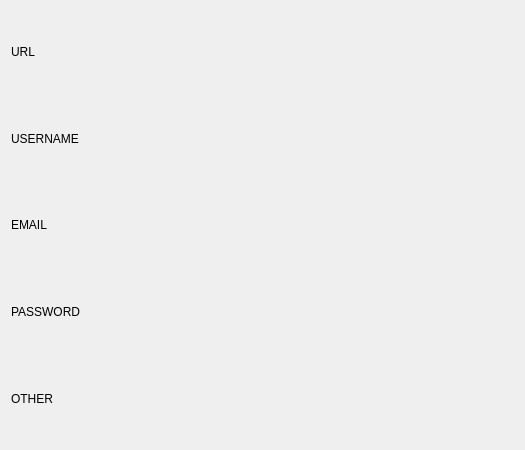
Above: ui_files/vault/expandDialog.ui from Sarim-K/password-manager before the change. Below: the same form after it.
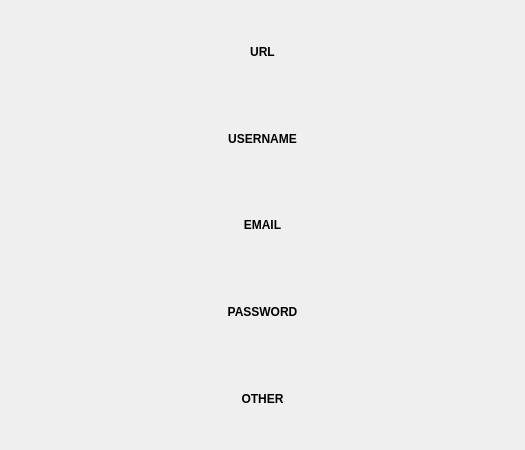
That is the form after the change.

Patch:
```diff
--- a/ui_files/vault/expandDialog.ui
+++ b/ui_files/vault/expandDialog.ui
@@ -16,37 +16,88 @@
   <layout class="QVBoxLayout" name="verticalLayout">
    <item>
     <widget class="QLabel" name="urlLabel">
+     <property name="font">
+      <font>
+       <weight>75</weight>
+       <bold>true</bold>
+      </font>
+     </property>
      <property name="text">
       <string>URL</string>
      </property>
+     <property name="alignment">
+      <set>Qt::AlignCenter</set>
+     </property>
     </widget>
    </item>
    <item>
     <widget class="QLabel" name="usernameLabel">
+     <property name="font">
+      <font>
+       <weight>75</weight>
+       <bold>true</bold>
+      </font>
+     </property>
      <property name="text">
       <string>USERNAME</string>
      </property>
+     <property name="alignment">
+      <set>Qt::AlignCenter</set>
+     </property>
     </widget>
    </item>
    <item>
     <widget class="QLabel" name="emailLabel">
+     <property name="font">
+      <font>
+       <weight>75</weight>
+       <bold>true</bold>
+      </font>
+     </property>
      <property name="text">
       <string>EMAIL</string>
      </property>
+     <property name="alignment">
+      <set>Qt::AlignCenter</set>
+     </property>
     </widget>
    </item>
    <item>
     <widget class="QLabel" name="passwordLabel">
+     <property name="font">
+      <font>
+       <weight>75</weight>
+       <bold>true</bold>
+      </font>
+     </property>
      <property name="text">
       <string>PASSWORD</string>
      </property>
+     <property name="alignment">
+      <set>Qt::AlignCenter</set>
+     </property>
     </widget>
    </item>
    <item>
     <widget class="QLabel" name="otherLabel">
+     <property name="font">
+      <font>
+       <weight>75</weight>
+       <bold>true</bold>
+      </font>
+     </property>
+     <property name="lineWidth">
+      <number>1</number>
+     </property>
      <property name="text">
       <string>OTHER</string>
      </property>
+     <property name="textFormat">
+      <enum>Qt::AutoText</enum>
+     </property>
+     <property name="alignment">
+      <set>Qt::AlignCenter</set>
+     </property>
     </widget>
    </item>
   </layout>
```
